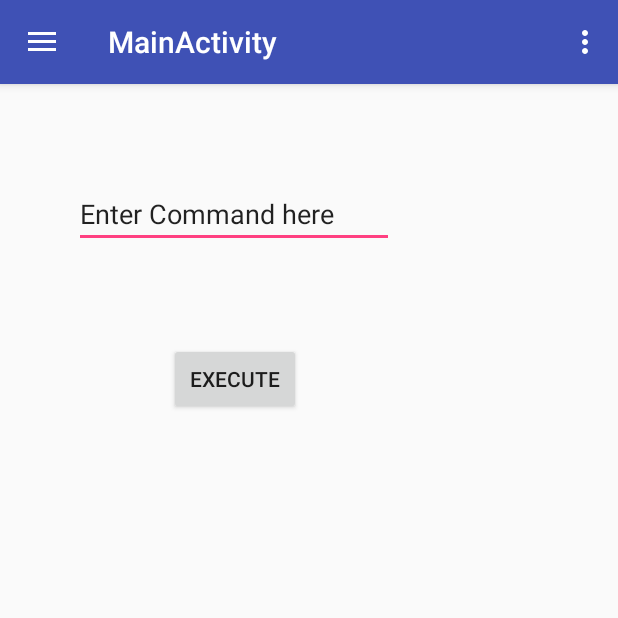
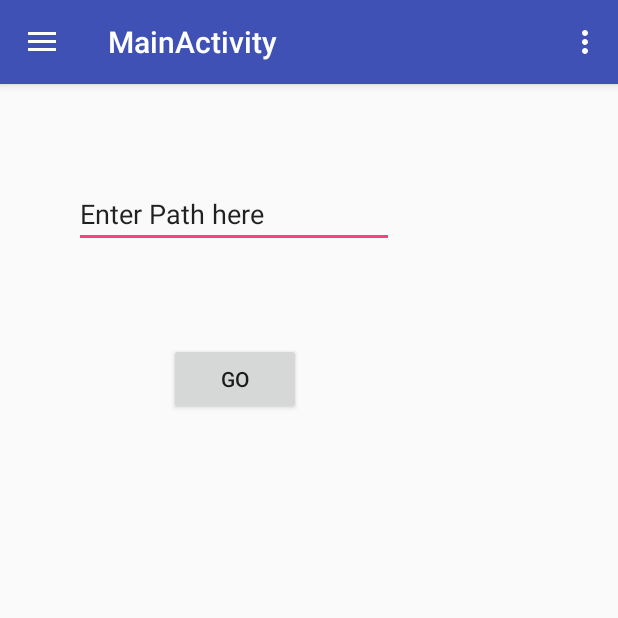
Before and after one commit to nkg447/remoteControlAndroidClient, an Android app: the MainActivity screen opened directly, with no data from a screen before it, in the side drawer, after a tap on "Tools", on a phone screen of 412 x 824 dp, the top half of it. Run offline under Robolectric (Android 15) with nearby library versions, the phone set to English and light mode, and no system bars; 2 statements that could not run were skipped.

```diff
--- a/app/src/main/res/layout/content_main.xml
+++ b/app/src/main/res/layout/content_main.xml
@@ -20,4 +20,5 @@
         </ScrollView>
     </LinearLayout>
 
+
 </android.support.constraint.ConstraintLayout>
--- /dev/null
+++ b/app/src/main/res/layout/open_path.xml
@@ -0,0 +1,26 @@
+<?xml version="1.0" encoding="utf-8"?>
+<RelativeLayout xmlns:android="http://schemas.android.com/apk/res/android"
+    android:layout_width="match_parent" android:layout_height="match_parent">
+
+    <EditText
+        android:id="@+id/command"
+        android:layout_width="wrap_content"
+        android:layout_height="wrap_content"
+        android:layout_alignParentStart="true"
+        android:layout_alignParentTop="true"
+        android:layout_marginStart="49dp"
+        android:layout_marginTop="64dp"
+        android:ems="10"
+        android:inputType="textPersonName"
+        android:text="Enter Path here" />
+
+    <Button
+        android:id="@+id/execute"
+        android:layout_width="wrap_content"
+        android:layout_height="wrap_content"
+        android:layout_marginTop="63dp"
+        android:text="Go"
+        android:layout_below="@+id/command"
+        android:layout_alignEnd="@+id/command"
+        android:layout_marginEnd="62dp" />
+</RelativeLayout>
--- a/app/src/main/res/menu/activity_main_drawer.xml
+++ b/app/src/main/res/menu/activity_main_drawer.xml
@@ -13,9 +13,9 @@
             android:icon="@drawable/cmd"
             android:title="Command" />
         <item
-            android:id="@+id/nav_off"
-            android:icon="@drawable/ic_menu_slideshow"
-            android:title="PowerOff" />
+            android:id="@+id/nav_path"
+            android:icon="@drawable/path"
+            android:title="Goto path" />
         <item
             android:id="@+id/nav_manage"
             android:icon="@drawable/ic_menu_manage"
```
Also changed, not shown: app/src/main/java/com/example/nikunj/remotecontrol/IPSelector.java (+6 -1 lines), app/src/main/java/com/example/nikunj/remotecontrol/MainActivity.java (+34 -6 lines), app/src/main/res/drawable-hdpi/path.png (added), app/src/main/res/drawable-mdpi/path.png (added), app/src/main/res/drawable-xhdpi/path.png (added), app/src/main/res/drawable-xxhdpi/path.png (added).
